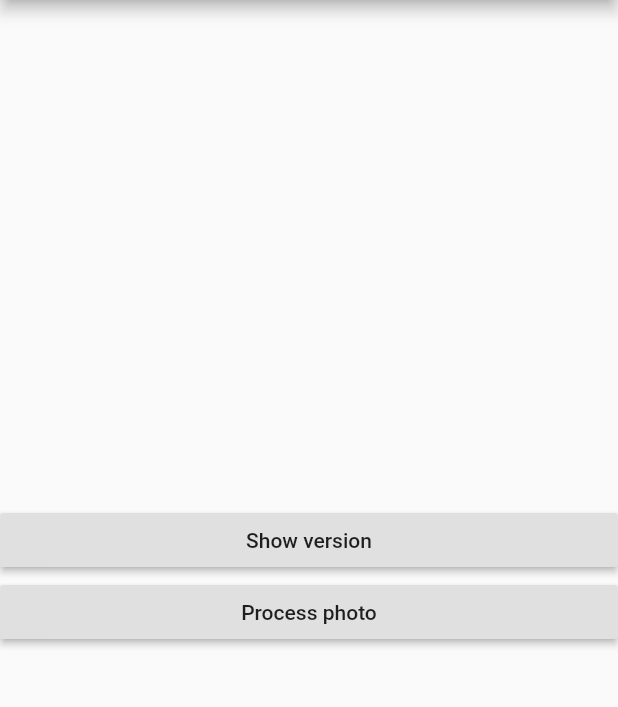
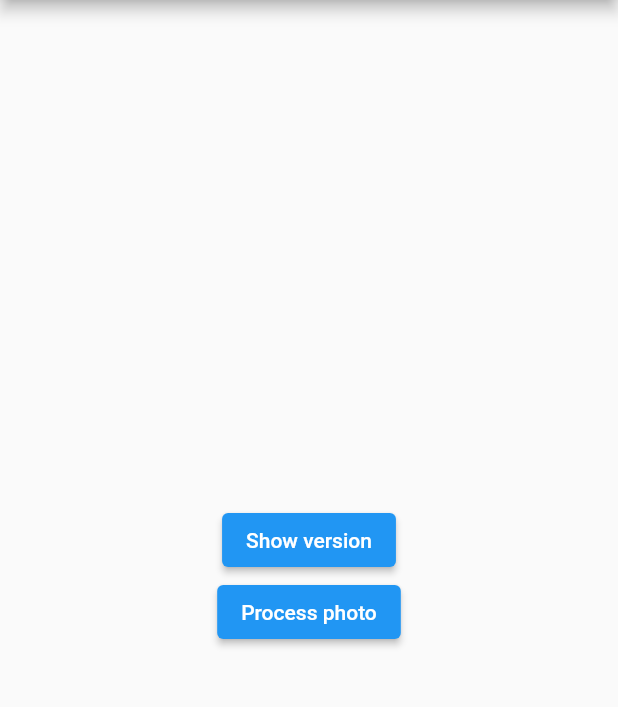
Before and after one commit to westracer/flutter_native_opencv, a Flutter app: the screen it shows after launch, after a tap on "Show version", on a phone screen of 412 x 824 dp, the part 84-791 px from its top. Run offline on Flutter 3.47's test engine with Material 2 defaults, Android fonts, the phone set to English and light mode, and no system bars; our stand-ins replace image_picker; missing offline and left inert: dart:ffi.

Commit message:
init script, null-safety, fix deprecated warnings (#6)
* add Troubleshooting section

* ignore downloaded opencv sdk

* script to script to automatically install SDK

* upgrade deps and update code accordingly

* dart 2.12 nullsafety and deprecated warning

* fix warning by specifing publish_to: none

* move show opencv version into an aboutdialog. Move process image into a float button

* use title variable for about dialog title

* Fixes

Co-authored-by: Igor Kharakhordin <westracer1@gmail.com>

```diff
--- a/lib/main.dart
+++ b/lib/main.dart
@@ -9,7 +9,8 @@ import 'package:path_provider/path_provider.dart';
 
 const title = 'Native OpenCV Example';
 
-Directory tempDir;
+late Directory tempDir;
+
 String get tempPath => '${tempDir.path}/temp.jpg';
 
 void main() {
@@ -38,18 +39,28 @@ class MyHomePage extends StatefulWidget {
 }
 
 class _MyHomePageState extends State<MyHomePage> {
+  final _picker = ImagePicker();
+
   bool _isProcessed = false;
   bool _isWorking = false;
 
-  void showVersion(BuildContext context) {
-    final scaffoldState = Scaffold.of(context);
-    final snackbar = SnackBar(content: Text('OpenCV version: ${opencvVersion()}'));
+  void showVersion() {
+    final scaffoldMessenger = ScaffoldMessenger.of(context);
+    final snackbar = SnackBar(
+      content: Text('OpenCV version: ${opencvVersion()}'),
+    );
 
-    scaffoldState..removeCurrentSnackBar(reason: SnackBarClosedReason.dismiss)..showSnackBar(snackbar);
+    scaffoldMessenger
+      ..removeCurrentSnackBar(reason: SnackBarClosedReason.dismiss)
+      ..showSnackBar(snackbar);
   }
 
   Future<void> takeImageAndProcess() async {
-    final image = await ImagePicker.pickImage(source: ImageSource.gallery, imageQuality: 100);
+    final image = await _picker.getImage(
+      source: ImageSource.gallery,
+      imageQuality: 100,
+    );
+
     if (image == null) {
       return;
     }
@@ -67,16 +78,16 @@ class _MyHomePageState extends State<MyHomePage> {
       processImage,
       args,
       onError: port.sendPort,
-      onExit: port.sendPort
+      onExit: port.sendPort,
     );
 
     // Making a variable to store a subscription in
-    StreamSubscription sub;
+    late StreamSubscription sub;
 
-    // Listeting for messages on port
+    // Listening for messages on port
     sub = port.listen((_) async {
       // Cancel a subscription after message received called
-      await sub?.cancel();
+      await sub.cancel();
 
       setState(() {
         _isProcessed = true;
@@ -88,9 +99,7 @@ class _MyHomePageState extends State<MyHomePage> {
   @override
   Widget build(BuildContext context) {
     return Scaffold(
-      appBar: AppBar(
-        title: Text(title)
-      ),
+      appBar: AppBar(title: Text(title)),
       body: Stack(
         children: <Widget>[
           Center(
@@ -105,17 +114,17 @@ class _MyHomePageState extends State<MyHomePage> {
                       alignment: Alignment.center,
                     ),
                   ),
-                Builder(
-                  builder: (context) {
-                    return RaisedButton(
+                Column(
+                  children: [
+                    ElevatedButton(
                       child: Text('Show version'),
-                      onPressed: () => showVersion(context)
-                    );
-                  }
-                ),
-                RaisedButton(
-                  child: Text('Process photo'),
-                  onPressed: takeImageAndProcess
+                      onPressed: showVersion,
+                    ),
+                    ElevatedButton(
+                      child: Text('Process photo'),
+                      onPressed: takeImageAndProcess,
+                    ),
+                  ],
                 )
               ],
             ),
@@ -125,9 +134,9 @@ class _MyHomePageState extends State<MyHomePage> {
               child: Container(
                 color: Colors.black.withOpacity(.7),
                 child: Center(
-                  child: CircularProgressIndicator()
+                  child: CircularProgressIndicator(),
                 ),
-              )
+              ),
             ),
         ],
       ),
--- a/native_opencv/pubspec.yaml
+++ b/native_opencv/pubspec.yaml
@@ -1,8 +1,6 @@
 name: native_opencv
 description: A new flutter plugin project.
 version: 0.0.1
-author:
-homepage:
 
 environment:
   sdk: ">=2.1.0 <3.0.0"
```
Also changed, not shown: lib/native_opencv.dart (+13 -11 lines), pubspec.yaml (+6 -7 lines), native_opencv/pubspec.lock, pubspec.lock, 3 other files.
